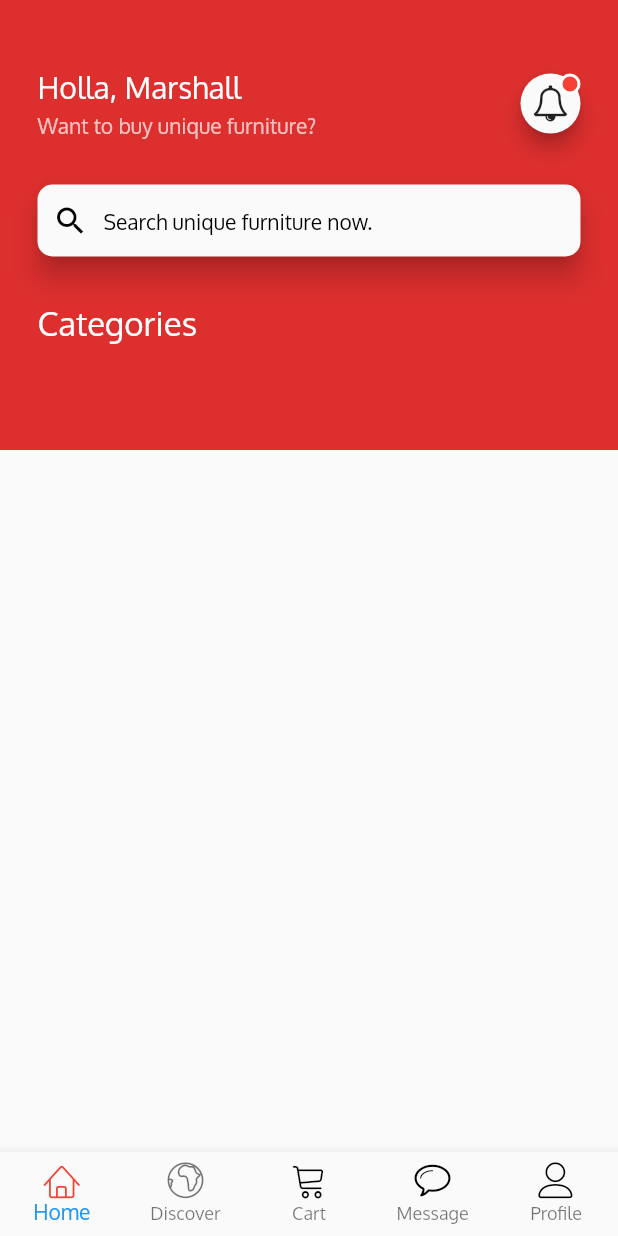
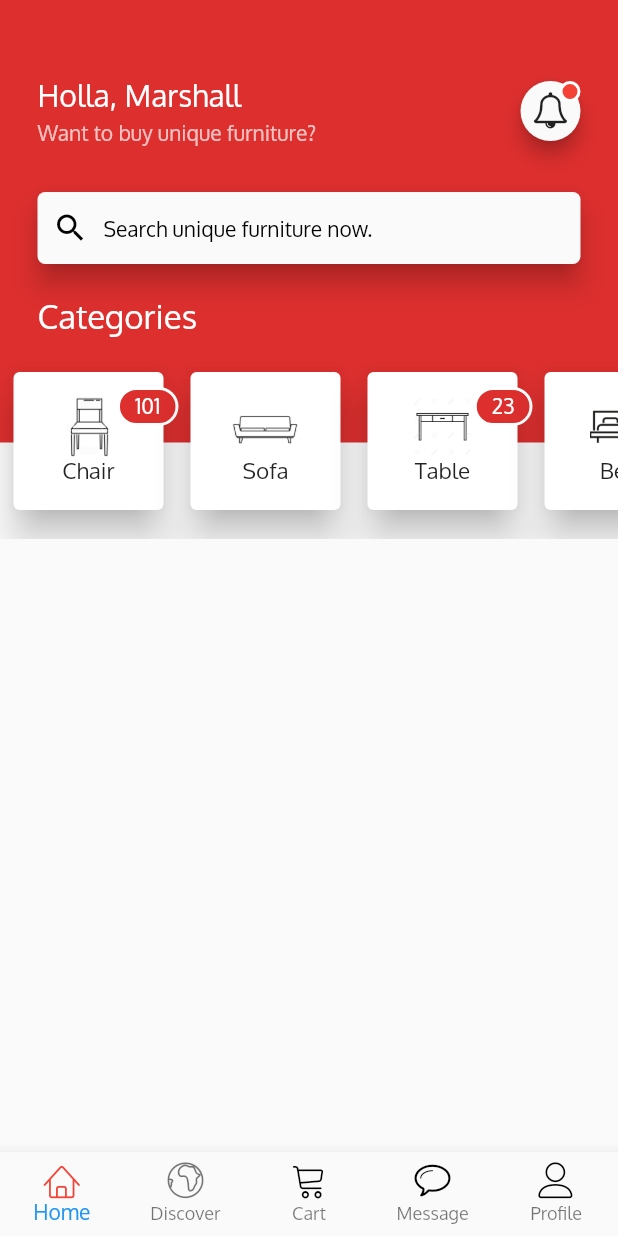
Before and after one commit to mausamRayamajhi/flutter_online_demo, a Flutter app: the screen it shows after launch, on a phone screen of 412 x 824 dp. Run offline on Flutter 3.47's test engine with Material 2 defaults, Android fonts, the phone set to English and light mode, and no system bars.

Commit message:
top section completed

```diff
--- a/lib/src/widgets/header_top_section.dart
+++ b/lib/src/widgets/header_top_section.dart
@@ -3,7 +3,7 @@ import '../icons/my_flutter_app_icons.dart';
 
 final List categories = [
   {'image': 'assets/images/chair.jpg', 'name': 'Chair', 'available': '101'},
-  {'image': 'assets/images/sofa.jpg', 'name': 'Sofa', 'available': '45'},
+  {'image': 'assets/images/sofa.jpg', 'name': 'Sofa', 'available': '0'},
   {'image': 'assets/images/table.jpg', 'name': 'Table', 'available': '23'},
   {'image': 'assets/images/bed.png', 'name': 'Bed', 'available': '0'}
 ];
@@ -16,16 +16,19 @@ class HomeTopSection extends StatelessWidget {
         Stack(
           children: <Widget>[
             Container(
-              height: 300.0,
+              height: 295.0,
               color: Theme.of(context).primaryColor,
             ),
+            Column(
+              crossAxisAlignment: CrossAxisAlignment.start,
+              children: <Widget>[
                 Padding(
                   padding: const EdgeInsets.symmetric(horizontal: 25.0),
                   child: Column(
                     crossAxisAlignment: CrossAxisAlignment.start,
                     children: <Widget>[
                       SizedBox(
-                    height: 45.0,
+                        height: 50.0,
                       ),
                       buildTopSectionOne,
                       SizedBox(
@@ -33,7 +36,7 @@ class HomeTopSection extends StatelessWidget {
                       ),
                       buildInputBox(context),
                       SizedBox(
-                    height: 30.0,
+                        height: 20.0,
                       ),
                       Text(
                         'Categories',
@@ -45,32 +48,82 @@ class HomeTopSection extends StatelessWidget {
                     ],
                   ),
                 ),
-
-
-            /*
-        * I HAVE PUT LIST OF CATEGORIES HERE BUT DID NOT WORK
-        * FIX IT
-        */
-
-
+                SizedBox(
+                  height: 5.0,
+                ),
+                buildCategoriesBox(context),
               ],
             ),
-
-
-        /*
-        * I HAVE TIRED TO PUT IT HERE TOO .
-        * MAY BE THERE IS ERROR IN MY CODE
-         */
-
-
+          ],
+        ),
       ],
     );
   }
 }
 
+var buildCategoriesBox = (context) => Container(
+      height: 130.0,
+      width: double.infinity,
+      //color: Colors.black,
+      child: ListView.builder(
+          itemCount: categories.length,
+          scrollDirection: Axis.horizontal,
+          itemBuilder: (BuildContext contex, int index) =>Padding(
+            padding: EdgeInsets.symmetric(vertical:15.0,horizontal: 5.0),
+            child:Card(
+              elevation: 10.0,
+              child: Container(
+                width: 100.0,
+                //color: Colors.yellow,
+                child: Stack(
+                  overflow: Overflow.visible,
+                  alignment: Alignment.center,
+                  children: <Widget>[
+                    Column(
+                      mainAxisSize: MainAxisSize.min,
+                      crossAxisAlignment: CrossAxisAlignment.center,
+                      mainAxisAlignment: MainAxisAlignment.center,
+                      children: <Widget>[
+                        Image.asset(
+                          categories[index]['image'],
+                          fit: BoxFit.fill,
+                          height: 40.0,
+                        ),
+
+                        Text(
+                          categories[index]['name'],
+                          style: TextStyle(fontSize: 15.0),
+                        )
+                      ],
+                    ),
+                    int.parse(categories[index]['available']) > 0
+                        ? Positioned(
+                            top: 10.0,
+                            right: -10.0,
+                            child: Container(
+                              padding: EdgeInsets.symmetric(
+                                  horizontal: 10.0, vertical: 2.0),
+                              decoration: BoxDecoration(
+                                  borderRadius:
+                                      BorderRadius.all(Radius.circular(30.0)),
+                                  color: Theme.of(context).primaryColor,
+                                  border: Border.all(
+                                      color: Colors.white, width: 2.0)),
+                              child: Text(
+                                categories[index]['available'],
+                                style: TextStyle(color: Colors.white),
+                              ),
+                            ),
+                          )
+                        : SizedBox()
+                  ],
+                ),
+              )) ,) ),
+    );
+
 var buildInputBox = (context) => Material(
       elevation: 7.0,
-      borderRadius: BorderRadius.all(Radius.circular(10.0)),
+      borderRadius: BorderRadius.all(Radius.circular(5.0)),
       child: Container(
         child: Row(
           children: <Widget>[
```
Lines whose indentation alone changed are shown as unchanged.
